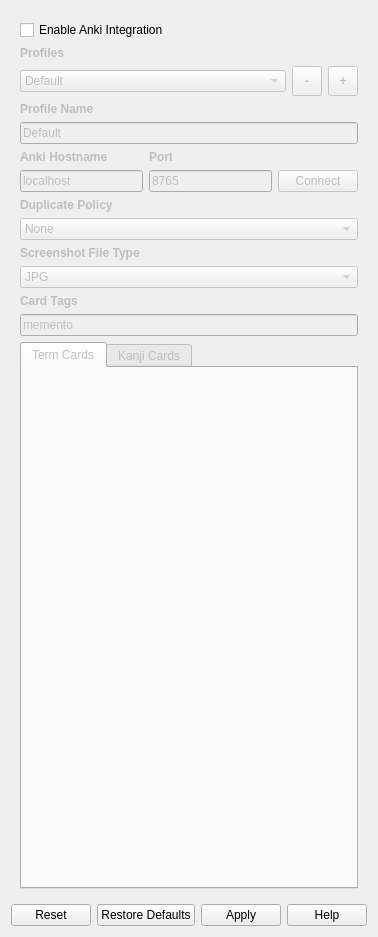
This is src/gui/widgets/ankisettings.ui in ripose-jp/Memento as Qt 5 draws it before an edit. The edited form follows.
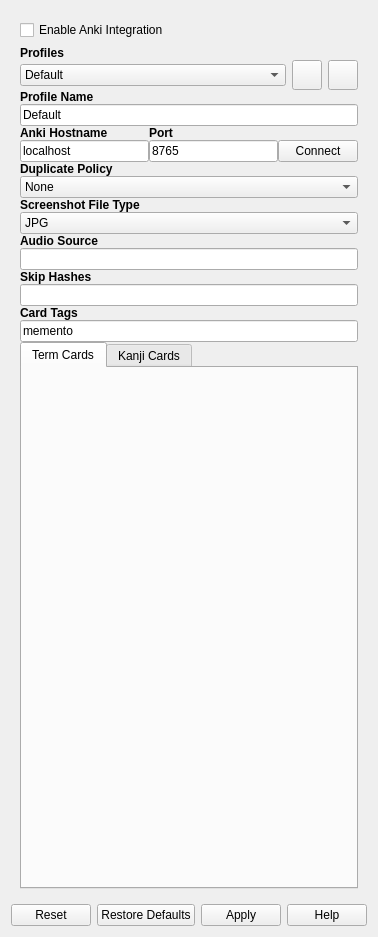
This is the edited form. Custom widgets are drawn as their Qt base class.

Commit message: Added new options anki options to ui file, if mpv fails to initialize, now shows a message

Patch:
```diff
--- a/src/gui/widgets/ankisettings.ui
+++ b/src/gui/widgets/ankisettings.ui
@@ -33,8 +33,8 @@
        <rect>
         <x>0</x>
         <y>0</y>
-        <width>365</width>
-        <height>881</height>
+        <width>344</width>
+        <height>944</height>
        </rect>
       </property>
       <layout class="QVBoxLayout" name="verticalLayout_4">
@@ -46,12 +46,36 @@
         </widget>
        </item>
        <item>
+        <widget class="QFrame" name="frameContent">
+         <property name="frameShape">
+          <enum>QFrame::NoFrame</enum>
+         </property>
+         <property name="frameShadow">
+          <enum>QFrame::Raised</enum>
+         </property>
+         <layout class="QVBoxLayout" name="verticalLayout_5">
+          <property name="spacing">
+           <number>0</number>
+          </property>
+          <property name="leftMargin">
+           <number>0</number>
+          </property>
+          <property name="topMargin">
+           <number>0</number>
+          </property>
+          <property name="rightMargin">
+           <number>0</number>
+          </property>
+          <property name="bottomMargin">
+           <number>0</number>
+          </property>
+          <item>
         <layout class="QGridLayout" name="gridLayout">
+            <property name="horizontalSpacing">
+             <number>6</number>
+            </property>
          <item row="2" column="1">
           <widget class="ScrollComboBox" name="comboBoxProfile">
-           <property name="enabled">
-            <bool>false</bool>
-           </property>
            <property name="toolTip">
             <string>The currently selected profile.</string>
            </property>
@@ -68,27 +92,8 @@
            </item>
           </widget>
          </item>
-         <item row="1" column="1">
-          <widget class="QLabel" name="labelProfile">
-           <property name="enabled">
-            <bool>false</bool>
-           </property>
-           <property name="font">
-            <font>
-             <weight>75</weight>
-             <bold>true</bold>
-            </font>
-           </property>
-           <property name="text">
-            <string>Profiles</string>
-           </property>
-          </widget>
-         </item>
          <item row="2" column="2">
           <widget class="QToolButton" name="buttonDelete">
-           <property name="enabled">
-            <bool>false</bool>
-           </property>
            <property name="minimumSize">
             <size>
              <width>30</width>
@@ -105,16 +110,10 @@
             <string>Remove the current profile.
 Profile Default cannot be removed.</string>
            </property>
-           <property name="text">
-            <string>-</string>
-           </property>
           </widget>
          </item>
          <item row="2" column="3">
           <widget class="QToolButton" name="buttonAdd">
-           <property name="enabled">
-            <bool>false</bool>
-           </property>
            <property name="minimumSize">
             <size>
              <width>30</width>
@@ -130,8 +129,18 @@
            <property name="toolTip">
             <string>Add a profile with the current settings and name in &quot;Profile Name&quot;.</string>
            </property>
+             </widget>
+            </item>
+            <item row="0" column="1">
+             <widget class="QLabel" name="labelProfile">
+              <property name="font">
+               <font>
+                <weight>75</weight>
+                <bold>true</bold>
+               </font>
+              </property>
            <property name="text">
-            <string>+</string>
+               <string>Profiles</string>
            </property>
           </widget>
          </item>
@@ -139,9 +148,6 @@
        </item>
        <item>
         <widget class="QLabel" name="labelProfileName">
-         <property name="enabled">
-          <bool>false</bool>
-         </property>
          <property name="font">
           <font>
            <weight>75</weight>
@@ -155,9 +161,6 @@
        </item>
        <item>
         <widget class="QLineEdit" name="lineEditProfileName">
-         <property name="enabled">
-          <bool>false</bool>
-         </property>
          <property name="toolTip">
           <string>Rename the profile by changing the name here and clicking apply or by switching to a new profile.
 Becomes the name of a new profile when add is clicked.</string>
@@ -171,9 +174,6 @@
         <layout class="QGridLayout" name="layoutConnect">
          <item row="2" column="1">
           <widget class="QLineEdit" name="lineEditPort">
-           <property name="enabled">
-            <bool>false</bool>
-           </property>
            <property name="toolTip">
             <string>Port Anki is listening on.
 Only change this if you know what you're doing.</string>
@@ -188,9 +188,6 @@
          </item>
          <item row="1" column="0">
           <widget class="QLabel" name="labelHostName">
-           <property name="enabled">
-            <bool>false</bool>
-           </property>
            <property name="sizePolicy">
             <sizepolicy hsizetype="Preferred" vsizetype="Maximum">
              <horstretch>0</horstretch>
@@ -210,9 +207,6 @@
          </item>
          <item row="1" column="1">
           <widget class="QLabel" name="labelPort">
-           <property name="enabled">
-            <bool>false</bool>
-           </property>
            <property name="sizePolicy">
             <sizepolicy hsizetype="Preferred" vsizetype="Maximum">
              <horstretch>0</horstretch>
@@ -232,9 +226,6 @@
          </item>
          <item row="2" column="2">
           <widget class="QPushButton" name="buttonConnect">
-           <property name="enabled">
-            <bool>false</bool>
-           </property>
            <property name="text">
             <string>Connect</string>
            </property>
@@ -242,9 +233,6 @@
          </item>
          <item row="2" column="0">
           <widget class="QLineEdit" name="lineEditHost">
-           <property name="enabled">
-            <bool>false</bool>
-           </property>
            <property name="toolTip">
             <string>Host name for Anki.
 Only change this if you know what you're doing.</string>
@@ -261,9 +249,6 @@
        </item>
        <item>
         <widget class="QLabel" name="labelDuplicates">
-         <property name="enabled">
-          <bool>false</bool>
-         </property>
          <property name="font">
           <font>
            <weight>75</weight>
@@ -277,9 +262,6 @@
        </item>
        <item>
         <widget class="ScrollComboBox" name="comboBoxDuplicates">
-         <property name="enabled">
-          <bool>false</bool>
-         </property>
          <item>
           <property name="text">
            <string>None</string>
@@ -299,9 +281,6 @@
        </item>
        <item>
         <widget class="QLabel" name="labelScreenshot">
-         <property name="enabled">
-          <bool>false</bool>
-         </property>
          <property name="font">
           <font>
            <weight>75</weight>
@@ -315,9 +294,6 @@
        </item>
        <item>
         <widget class="ScrollComboBox" name="comboBoxScreenshot">
-         <property name="enabled">
-          <bool>false</bool>
-         </property>
          <item>
           <property name="text">
            <string>JPG</string>
@@ -335,11 +311,51 @@
          </item>
         </widget>
        </item>
+          <item>
+           <widget class="QLabel" name="labelAudioSource">
+            <property name="font">
+             <font>
+              <weight>75</weight>
+              <bold>true</bold>
+             </font>
+            </property>
+            <property name="text">
+             <string>Audio Source</string>
+            </property>
+           </widget>
+          </item>
+          <item>
+           <widget class="QLineEdit" name="lineEditAudioSource">
+            <property name="toolTip">
+             <string>The audio source for the {audio} marker.
+Supports inserting {expression} and {reading} into URLs.</string>
+            </property>
+           </widget>
+          </item>
+          <item>
+           <widget class="QLabel" name="label">
+            <property name="font">
+             <font>
+              <weight>75</weight>
+              <bold>true</bold>
+             </font>
+            </property>
+            <property name="text">
+             <string>Skip Hashes</string>
+            </property>
+           </widget>
+          </item>
+          <item>
+           <widget class="QLineEdit" name="lineEditSkipHashes">
+            <property name="toolTip">
+             <string>A comma seperated list of MD5 hashes.
+Some websites include placeholder files for when an audio clip does not exist.
+If a file matches a hash in the list, it will not be added to the card.</string>
+            </property>
+           </widget>
+          </item>
        <item>
         <widget class="QLabel" name="labelTags">
-         <property name="enabled">
-          <bool>false</bool>
-         </property>
          <property name="sizePolicy">
           <sizepolicy hsizetype="Preferred" vsizetype="Maximum">
            <horstretch>0</horstretch>
@@ -359,9 +375,6 @@
        </item>
        <item>
         <widget class="QLineEdit" name="lineEditTags">
-         <property name="enabled">
-          <bool>false</bool>
-         </property>
          <property name="toolTip">
           <string>Tags added to cards created by Memento.
 Comma or space seperated list.</string>
@@ -376,9 +389,6 @@
        </item>
        <item>
         <widget class="QTabWidget" name="tabTermKanji">
-         <property name="enabled">
-          <bool>false</bool>
-         </property>
          <property name="sizePolicy">
           <sizepolicy hsizetype="Expanding" vsizetype="MinimumExpanding">
            <horstretch>0</horstretch>
@@ -444,6 +454,9 @@
            </item>
           </layout>
          </widget>
+           </widget>
+          </item>
+         </layout>
         </widget>
        </item>
       </layout>
```
Lines whose indentation alone changed are shown as unchanged. The commit also changes 2 other files.
